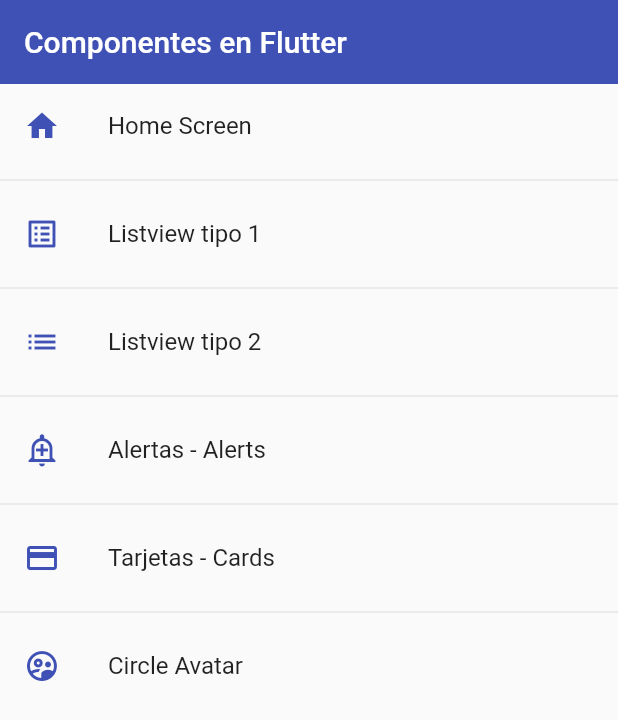
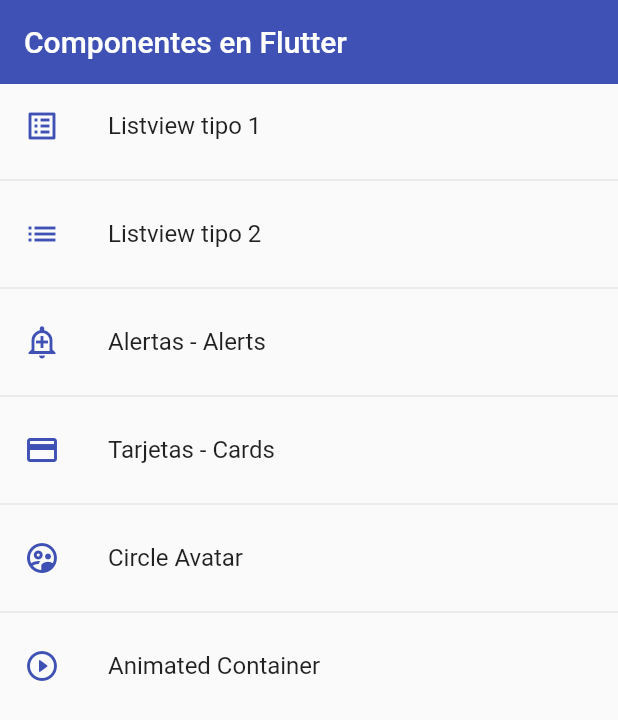
Before and after one commit to mkhi33/flutter, a Flutter app: the screen it shows after launch, on a phone screen of 412 x 824 dp. Shown: the top 720 px of the screen. Run offline on Flutter 3.47's test engine with Material 2 defaults, Android fonts, the phone set to English and light mode, and no system bars.

Commit message:
Animciones en flutter

```diff
--- a/apps/fl_components/lib/router/app_routes.dart
+++ b/apps/fl_components/lib/router/app_routes.dart
@@ -6,11 +6,11 @@ class AppRoutes {
   static const String initialRoute = 'home';
 
   static final menuOptions = <MenuOption>[
-    MenuOption(
-        route: 'home',
-        name: 'Home Screen',
-        screen: const HomeScreen(),
-        icon: Icons.home),
+    // MenuOption(
+    //     route: 'home',
+    //     name: 'Home Screen',
+    //     screen: const HomeScreen(),
+    //     icon: Icons.home),
     MenuOption(
         route: 'listview1',
         name: 'Listview tipo 1',
@@ -36,10 +36,16 @@ class AppRoutes {
         name: 'Circle Avatar',
         screen: const AvatarScreen(),
         icon: Icons.supervised_user_circle_outlined),
+    MenuOption(
+        route: 'animated',
+        name: 'Animated Container',
+        screen: const AnimatedScreen(),
+        icon: Icons.play_circle_outline_rounded),
   ];
 
   static Map<String, Widget Function(BuildContext)> getAppRoutes() {
     Map<String, Widget Function(BuildContext)> appRoutes = {};
+    appRoutes.addAll({'home': (BuildContext context) => const HomeScreen()});
 
     for (final option in menuOptions) {
       appRoutes.addAll({option.route: (BuildContext context) => option.screen});
--- a/apps/fl_components/lib/screens/screens.dart
+++ b/apps/fl_components/lib/screens/screens.dart
@@ -1,3 +1,4 @@
+export 'package:fl_components/screens/animated_screen.dart';
 export 'package:fl_components/screens/alert_screen.dart';
 export 'package:fl_components/screens/alert_screen.dart';
 export 'package:fl_components/screens/avatar_screen.dart';
```
Also changed, not shown: apps/fl_components/lib/screens/animated_screen.dart (added, +52 -0 lines).
